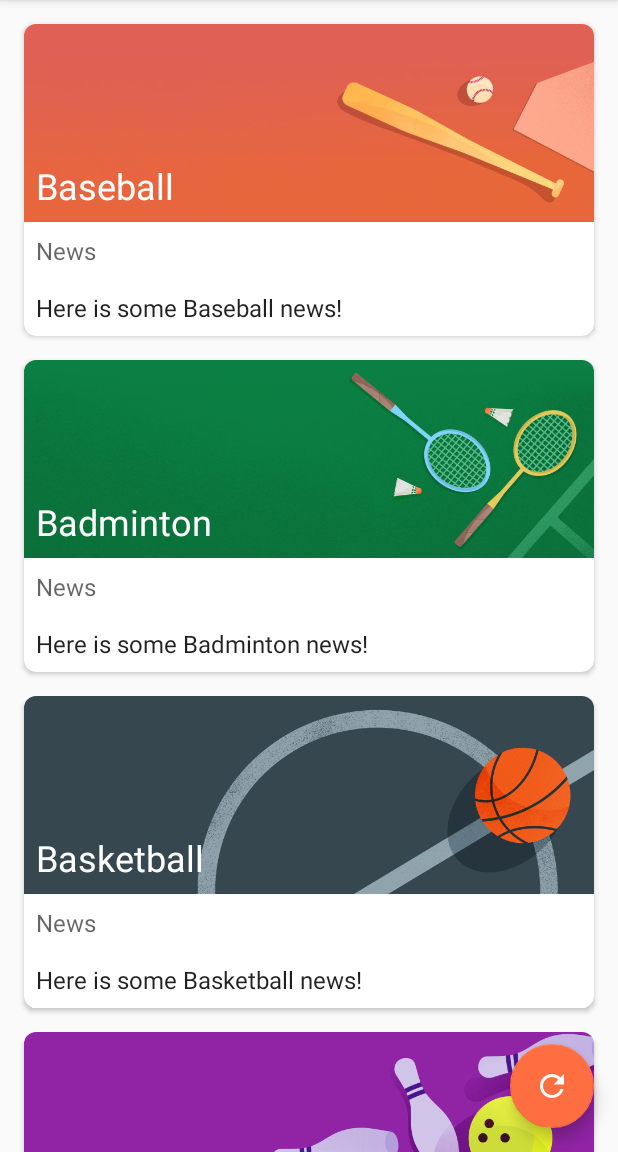
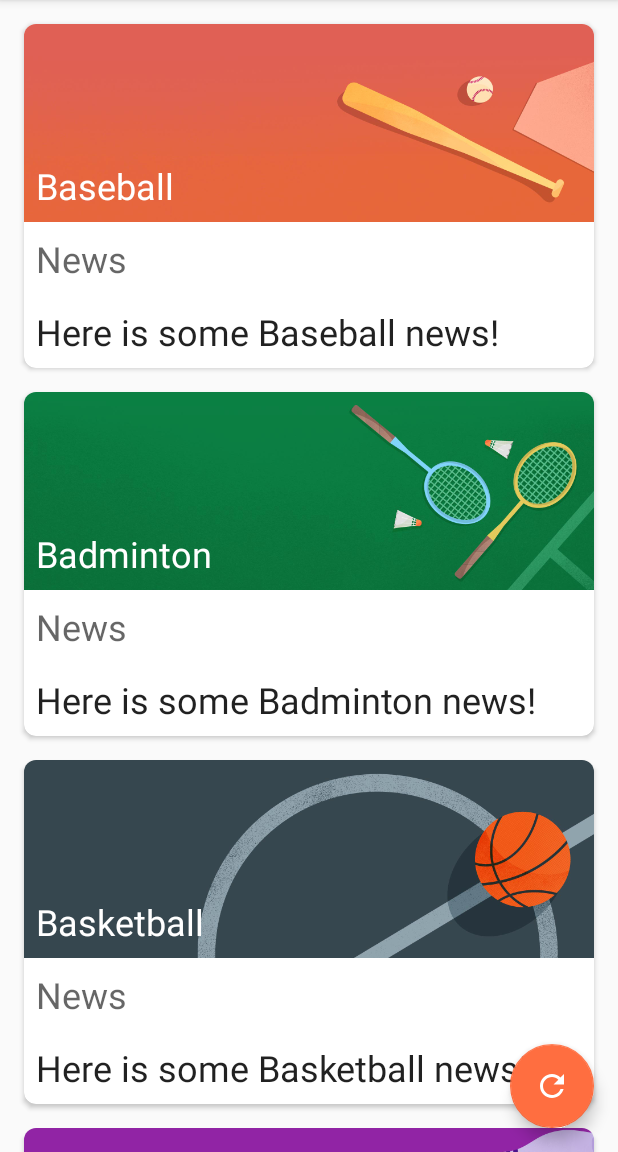
Before and after one commit to nayanApt/MaterialMe, an Android app: the screen it shows after launch (MainActivity), on a phone screen of 412 x 824 dp, the part 84-1236 px from its top. Run offline under Robolectric (Android 15) with nearby library versions, the phone set to English and light mode, and no system bars.

Commit message:
Changes text styles

```diff
--- a/app/src/main/res/layout/activity_detail.xml
+++ b/app/src/main/res/layout/activity_detail.xml
@@ -16,7 +16,7 @@
 
         <TextView
             android:id="@+id/titleDetail"
-            style="@style/TextAppearance.AppCompat.Headline"
+            style="@style/SportsDetailTitle"
             android:layout_width="wrap_content"
             android:layout_height="wrap_content"
             android:layout_alignBottom="@id/sportsImageDetail"
@@ -26,7 +26,7 @@
 
         <TextView
             android:id="@+id/newsTitleDetail"
-            style="@style/TextAppearance.AppCompat.Subhead"
+            style="@style/SportsDetailText"
             android:layout_width="wrap_content"
             android:layout_height="wrap_content"
             android:layout_below="@id/titleDetail"
@@ -36,7 +36,7 @@
 
         <TextView
             android:id="@+id/subTitleDetail"
-            style="@style/TextAppearance.AppCompat.Subhead"
+            style="@style/SportsDetailText"
             android:layout_width="wrap_content"
             android:layout_height="wrap_content"
             android:layout_below="@id/newsTitleDetail"
--- a/app/src/main/res/layout/list_item.xml
+++ b/app/src/main/res/layout/list_item.xml
@@ -21,7 +21,7 @@
             android:layout_alignBottom="@id/sportsImage"
             android:theme="@style/ThemeOverlay.AppCompat.Dark"
             android:id="@+id/title"
-            style="@style/TextAppearance.AppCompat.Headline"
+            style="@style/SportsTitle"
             android:layout_width="wrap_content"
             android:layout_height="wrap_content"
             android:padding="8dp"
@@ -31,7 +31,7 @@
             android:layout_below="@id/title"
             android:textColor="?android:textColorSecondary"
             android:id="@+id/newsTitle"
-            style="@style/TextAppearance.AppCompat.Subhead"
+            style="@style/SportsDetailText"
             android:layout_width="wrap_content"
             android:layout_height="wrap_content"
             android:padding="8dp"
@@ -40,7 +40,7 @@
         <TextView
             android:layout_below="@id/newsTitle"
             android:id="@+id/subTitle"
-            style="@style/TextAppearance.AppCompat.Subhead"
+            style="@style/SportsDetailText"
             android:layout_width="wrap_content"
             android:layout_height="wrap_content"
             android:padding="8dp"
```
